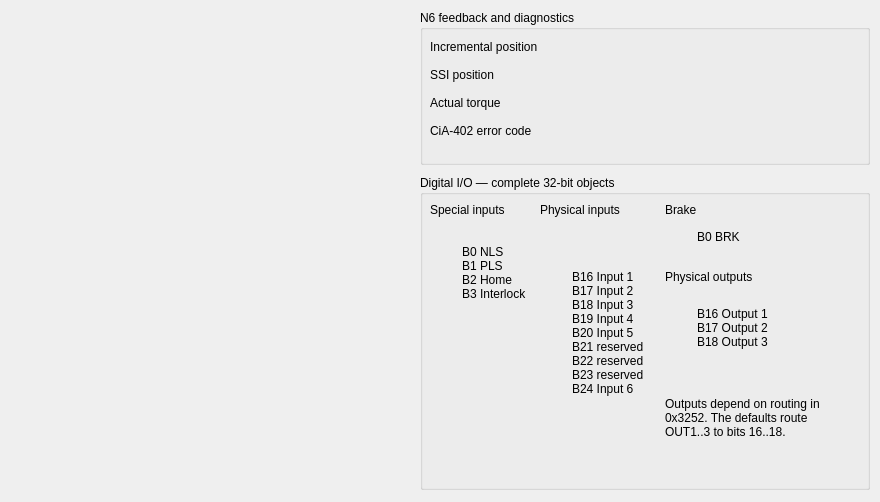
Old version of the form qt/ecmcN6-1-1-1-S_expert.ui in the repository anderssandstrom/ecmccfg.
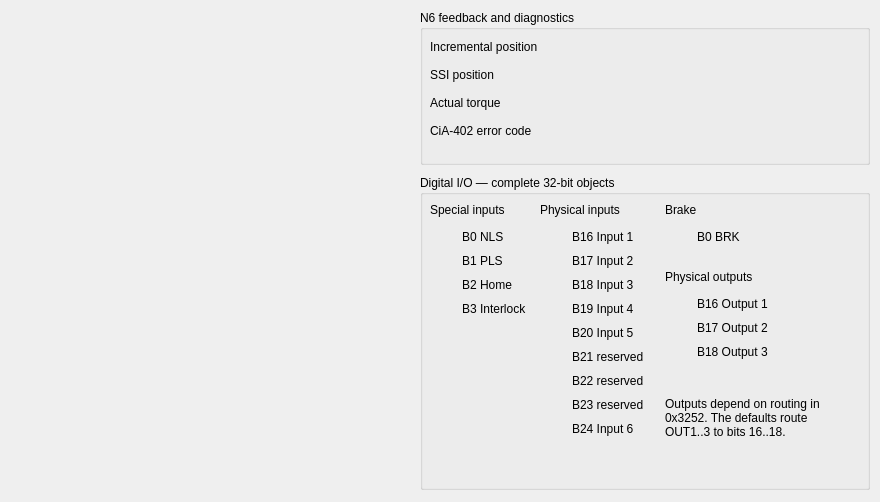
New version of the form. Custom widgets are drawn as their Qt base class.

Commit message: Update N6 panel, set default to 24V logic.

```diff
--- a/qt/ecmcN6-1-1-1-S_expert.ui
+++ b/qt/ecmcN6-1-1-1-S_expert.ui
@@ -26,29 +26,29 @@
    <property name="title"><string>Digital I/O — complete 32-bit objects</string></property>
    <widget class="QLabel" name="specialLabel"><property name="geometry"><rect><x>10</x><y>25</y><width>95</width><height>20</height></rect></property><property name="text"><string>Special inputs</string></property></widget>
    <widget class="caByte" name="specialInputs"><property name="geometry"><rect><x>12</x><y>50</y><width>24</width><height>96</height></rect></property><property name="channel" stdset="0"><string notr="true">$(IOC):m$(MasterID)s$(SlaveID)-BI01-Arr</string></property><property name="direction"><enum>caByte::Down</enum></property><property name="startBit"><number>0</number></property><property name="endBit"><number>3</number></property></widget>
-   <widget class="QLabel" name="specialCaptions"><property name="geometry"><rect><x>42</x><y>50</y><width>65</width><height>96</height></rect></property><property name="text"><string>B0 NLS
-B1 PLS
-B2 Home
-B3 Interlock</string></property></widget>
+   <widget class="QLabel" name="specialCaption0"><property name="geometry"><rect><x>42</x><y>50</y><width>75</width><height>24</height></rect></property><property name="text"><string>B0 NLS</string></property></widget>
+   <widget class="QLabel" name="specialCaption1"><property name="geometry"><rect><x>42</x><y>74</y><width>75</width><height>24</height></rect></property><property name="text"><string>B1 PLS</string></property></widget>
+   <widget class="QLabel" name="specialCaption2"><property name="geometry"><rect><x>42</x><y>98</y><width>75</width><height>24</height></rect></property><property name="text"><string>B2 Home</string></property></widget>
+   <widget class="QLabel" name="specialCaption3"><property name="geometry"><rect><x>42</x><y>122</y><width>75</width><height>24</height></rect></property><property name="text"><string>B3 Interlock</string></property></widget>
    <widget class="QLabel" name="physicalInputLabel"><property name="geometry"><rect><x>120</x><y>25</y><width>110</width><height>20</height></rect></property><property name="text"><string>Physical inputs</string></property></widget>
    <widget class="caByte" name="physicalInputs"><property name="geometry"><rect><x>122</x><y>50</y><width>24</width><height>216</height></rect></property><property name="channel" stdset="0"><string notr="true">$(IOC):m$(MasterID)s$(SlaveID)-BI01-Arr</string></property><property name="direction"><enum>caByte::Down</enum></property><property name="startBit"><number>16</number></property><property name="endBit"><number>24</number></property></widget>
-   <widget class="QLabel" name="physicalInputCaptions"><property name="geometry"><rect><x>152</x><y>50</y><width>78</width><height>216</height></rect></property><property name="text"><string>B16 Input 1
-B17 Input 2
-B18 Input 3
-B19 Input 4
-B20 Input 5
-B21 reserved
-B22 reserved
-B23 reserved
-B24 Input 6</string></property></widget>
+   <widget class="QLabel" name="physicalInputCaption16"><property name="geometry"><rect><x>152</x><y>50</y><width>85</width><height>24</height></rect></property><property name="text"><string>B16 Input 1</string></property></widget>
+   <widget class="QLabel" name="physicalInputCaption17"><property name="geometry"><rect><x>152</x><y>74</y><width>85</width><height>24</height></rect></property><property name="text"><string>B17 Input 2</string></property></widget>
+   <widget class="QLabel" name="physicalInputCaption18"><property name="geometry"><rect><x>152</x><y>98</y><width>85</width><height>24</height></rect></property><property name="text"><string>B18 Input 3</string></property></widget>
+   <widget class="QLabel" name="physicalInputCaption19"><property name="geometry"><rect><x>152</x><y>122</y><width>85</width><height>24</height></rect></property><property name="text"><string>B19 Input 4</string></property></widget>
+   <widget class="QLabel" name="physicalInputCaption20"><property name="geometry"><rect><x>152</x><y>146</y><width>85</width><height>24</height></rect></property><property name="text"><string>B20 Input 5</string></property></widget>
+   <widget class="QLabel" name="physicalInputCaption21"><property name="geometry"><rect><x>152</x><y>170</y><width>85</width><height>24</height></rect></property><property name="text"><string>B21 reserved</string></property></widget>
+   <widget class="QLabel" name="physicalInputCaption22"><property name="geometry"><rect><x>152</x><y>194</y><width>85</width><height>24</height></rect></property><property name="text"><string>B22 reserved</string></property></widget>
+   <widget class="QLabel" name="physicalInputCaption23"><property name="geometry"><rect><x>152</x><y>218</y><width>85</width><height>24</height></rect></property><property name="text"><string>B23 reserved</string></property></widget>
+   <widget class="QLabel" name="physicalInputCaption24"><property name="geometry"><rect><x>152</x><y>242</y><width>85</width><height>24</height></rect></property><property name="text"><string>B24 Input 6</string></property></widget>
    <widget class="QLabel" name="brakeLabel"><property name="geometry"><rect><x>245</x><y>25</y><width>80</width><height>20</height></rect></property><property name="text"><string>Brake</string></property></widget>
    <widget class="caByteController" name="brakeOutput"><property name="geometry"><rect><x>247</x><y>50</y><width>24</width><height>24</height></rect></property><property name="channel" stdset="0"><string notr="true">$(IOC):m$(MasterID)s$(SlaveID)-BO01-Arr</string></property><property name="direction"><enum>caByteController::Down</enum></property><property name="startBit"><number>0</number></property><property name="endBit"><number>0</number></property></widget>
    <widget class="QLabel" name="brakeCaption"><property name="geometry"><rect><x>277</x><y>50</y><width>55</width><height>24</height></rect></property><property name="text"><string>B0 BRK</string></property></widget>
    <widget class="QLabel" name="physicalOutputLabel"><property name="geometry"><rect><x>245</x><y>92</y><width>110</width><height>20</height></rect></property><property name="text"><string>Physical outputs</string></property></widget>
    <widget class="caByteController" name="physicalOutputs"><property name="geometry"><rect><x>247</x><y>117</y><width>24</width><height>72</height></rect></property><property name="channel" stdset="0"><string notr="true">$(IOC):m$(MasterID)s$(SlaveID)-BO01-Arr</string></property><property name="direction"><enum>caByteController::Down</enum></property><property name="startBit"><number>16</number></property><property name="endBit"><number>18</number></property></widget>
-   <widget class="QLabel" name="physicalOutputCaptions"><property name="geometry"><rect><x>277</x><y>117</y><width>100</width><height>72</height></rect></property><property name="text"><string>B16 Output 1
-B17 Output 2
-B18 Output 3</string></property></widget>
+   <widget class="QLabel" name="physicalOutputCaption16"><property name="geometry"><rect><x>277</x><y>117</y><width>100</width><height>24</height></rect></property><property name="text"><string>B16 Output 1</string></property></widget>
+   <widget class="QLabel" name="physicalOutputCaption17"><property name="geometry"><rect><x>277</x><y>141</y><width>100</width><height>24</height></rect></property><property name="text"><string>B17 Output 2</string></property></widget>
+   <widget class="QLabel" name="physicalOutputCaption18"><property name="geometry"><rect><x>277</x><y>165</y><width>100</width><height>24</height></rect></property><property name="text"><string>B18 Output 3</string></property></widget>
    <widget class="QLabel" name="ioNote"><property name="geometry"><rect><x>245</x><y>205</y><width>190</width><height>76</height></rect></property><property name="text"><string>Outputs depend on routing in 0x3252. The defaults route OUT1..3 to bits 16..18.</string></property><property name="wordWrap"><bool>true</bool></property></widget>
   </widget>
  </widget>
```
Left out of the diff: 18 changed lines with no effect on the pictures. The commit also changes 3 other files.
